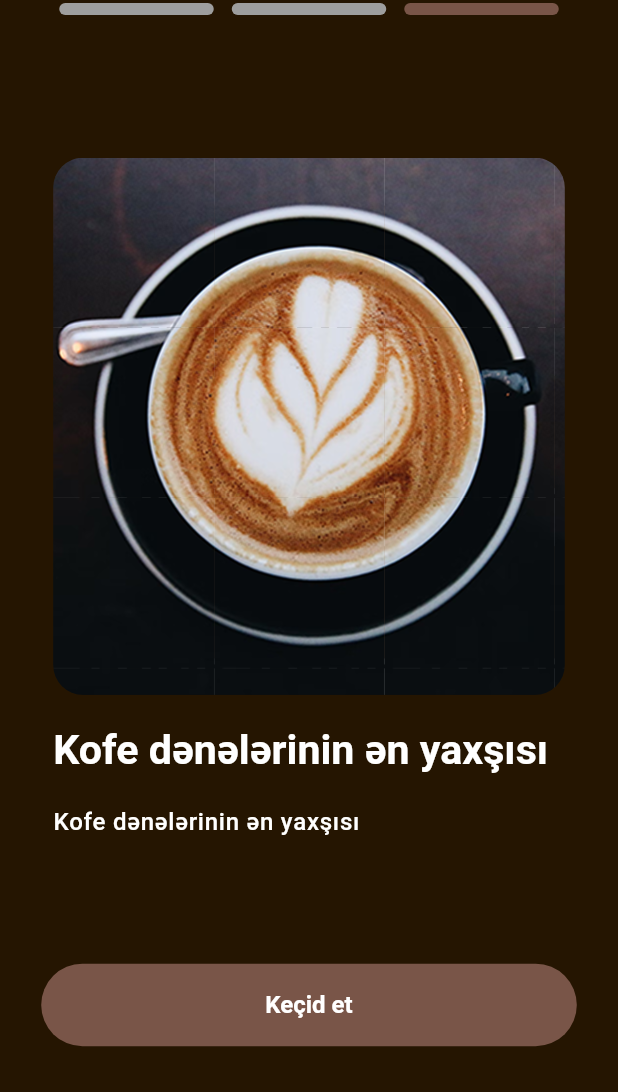
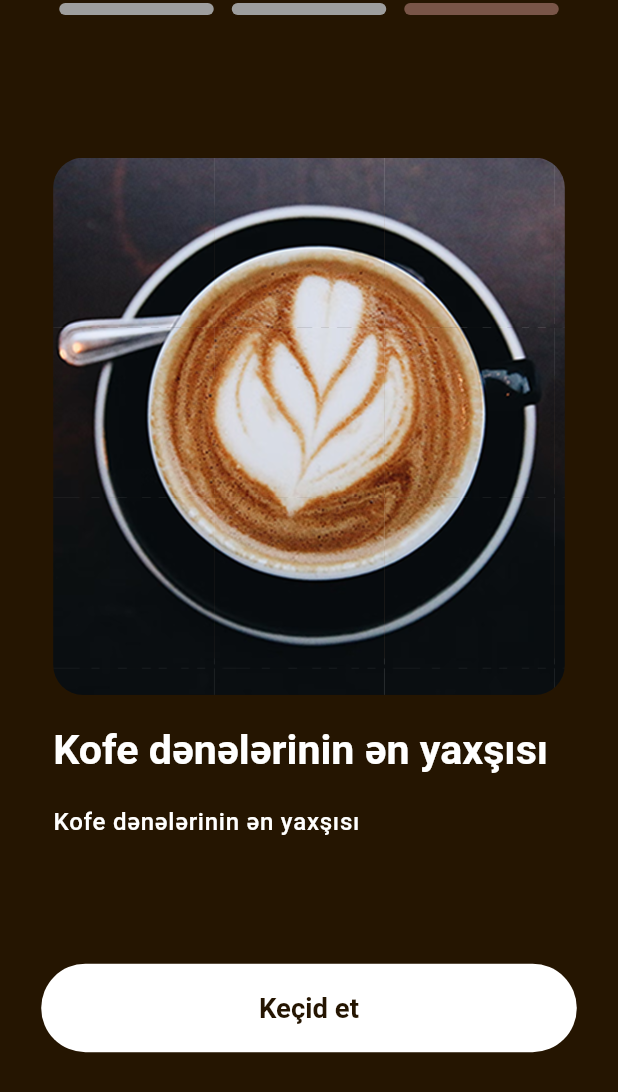
Before and after one commit to Nomaliev/coffee_roastery_app, a Flutter app: the screen it shows after launch, swiped to page 3, on a phone screen of 412 x 824 dp. Shown: the top 1092 px of the screen. Run offline on Flutter 3.47's test engine with Material 3 defaults, Android fonts, the phone set to English and light mode, and no system bars; drawn by our look-alikes of dots_indicator; our stand-ins replace equatable, flutter_bloc, flutter_screenutil, iconsax.

Commit message:
forget password, theme changes, custom appbar

```diff
--- a/lib/core/config/strings.dart
+++ b/lib/core/config/strings.dart
@@ -16,7 +16,13 @@ class Strings {
   static const String signupNameAndSurname = 'Ad və Soyad';
   static const String email = 'Email';
   static const String password = 'Şifrə';
+  static const String confirmPassword = 'Şifrəni Təsdiqlə';
+  static const String resetPassword = 'Şifrəni Sıfırla';
+  static const String resetPasswordTitle = 'Email ünvanı ilə şifrə bərpası';
+  static const String resetPasswordDescription =
+      'Zəhmət olmasa email ünvanınızı daxil edin';
   static const String onboardingImage1 = 'assets/images/onboarding1.jpg';
   static const String onboardingImage2 = 'assets/images/onboarding2.jpg';
   static const String onboardingImage3 = 'assets/images/onboarding3.png';
+  static const String forgetPasswordImage = 'assets/images/forgetpassword.png';
 }
--- a/lib/core/config/theme/custom_themes/elevated_button_theme.dart
+++ b/lib/core/config/theme/custom_themes/elevated_button_theme.dart
@@ -1,3 +1,4 @@
+import 'package:coffeeapp/core/config/colors.dart';
 import 'package:flutter/material.dart';
 import 'package:flutter_screenutil/flutter_screenutil.dart';
 
@@ -8,7 +9,7 @@ class AppElevatedButtonTheme {
     style: ElevatedButton.styleFrom(
       elevation: 0,
       foregroundColor: Colors.white,
-      backgroundColor: Colors.brown,
+      backgroundColor: AppColors.scaffoldBackgroundColorDark,
       disabledForegroundColor: Colors.grey,
       disabledBackgroundColor: Colors.grey,
       padding: const EdgeInsets.symmetric(vertical: 18),
--- a/lib/core/config/theme/custom_themes/textfield_theme.dart
+++ b/lib/core/config/theme/custom_themes/textfield_theme.dart
@@ -4,6 +4,7 @@ import 'package:flutter/material.dart';
 class AppTextFieldTheme {
   //Light Theme
   static InputDecorationTheme lightTextFieldTheme = const InputDecorationTheme(
+    labelStyle: TextStyle(color: Colors.grey),
     errorMaxLines: 3,
     prefixIconColor: AppColors.scaffoldBackgroundColorDark,
     suffixIconColor: AppColors.scaffoldBackgroundColorDark,
--- a/lib/core/config/theme/theme.dart
+++ b/lib/core/config/theme/theme.dart
@@ -10,7 +10,7 @@ class AppThemes {
     useMaterial3: true,
     brightness: Brightness.light,
     textTheme: AppTextTheme.customTextTheme,
-    elevatedButtonTheme: AppElevatedButtonTheme.darkElevatedButtonTheme,
+    elevatedButtonTheme: AppElevatedButtonTheme.lightElevatedButtonTheme,
     scaffoldBackgroundColor: AppColors.scaffoldBackgroundColorDark,
     appBarTheme: AppAppBarTheme.darkAppBarTheme,
     inputDecorationTheme: AppTextFieldTheme.lightTextFieldTheme,
--- a/lib/features/onboarding/view/onboarding.dart
+++ b/lib/features/onboarding/view/onboarding.dart
@@ -1,3 +1,4 @@
+import 'package:coffeeapp/core/config/colors.dart';
 import 'package:coffeeapp/features/authentication/view/login.dart';
 import 'package:coffeeapp/features/onboarding/model/onboarding_page_model.dart';
 import 'package:coffeeapp/features/onboarding/view/widgets/onboardingpages.dart';
@@ -109,6 +110,9 @@ class OnboardingScreen extends StatelessWidget {
                         : SizedBox(
                           width: double.infinity,
                           child: ElevatedButton(
+                            style: ElevatedButton.styleFrom(
+                              backgroundColor: Colors.white,
+                            ),
                             onPressed:
                                 () => Navigator.pushReplacement(
                                   context,
@@ -116,7 +120,14 @@ class OnboardingScreen extends StatelessWidget {
                                     builder: (context) => const LoginScreen(),
                                   ),
                                 ),
-                            child: const Text('Keçid et'),
+                            child: Text(
+                              'Keçid et',
+                              style: Theme.of(
+                                context,
+                              ).textTheme.titleLarge!.apply(
+                                color: AppColors.scaffoldBackgroundColorDark,
+                              ),
+                            ),
                           ),
                         );
                   },
```
Also changed, not shown: lib/features/authentication/view/forget_password.dart (added, +63 -0 lines), lib/features/authentication/view/widgets/appbar.dart (+20 -3 lines), lib/features/authentication/view/widgets/login_form.dart (+8 -1 lines), assets/images/forgetpassword.png (added).
